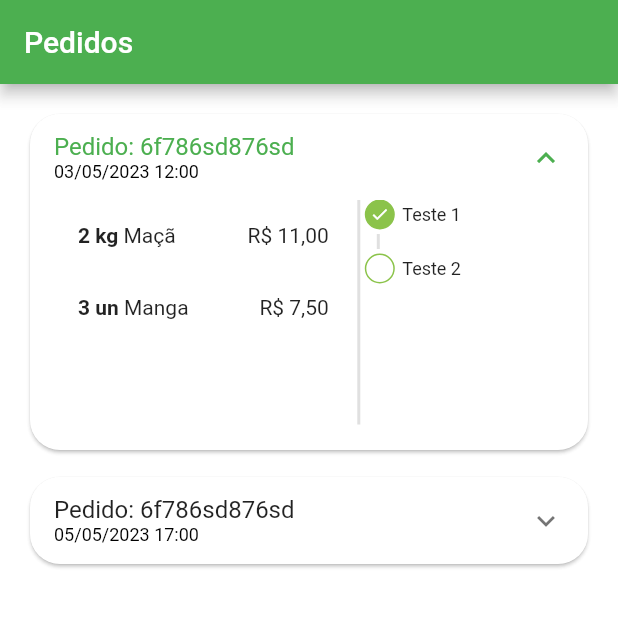
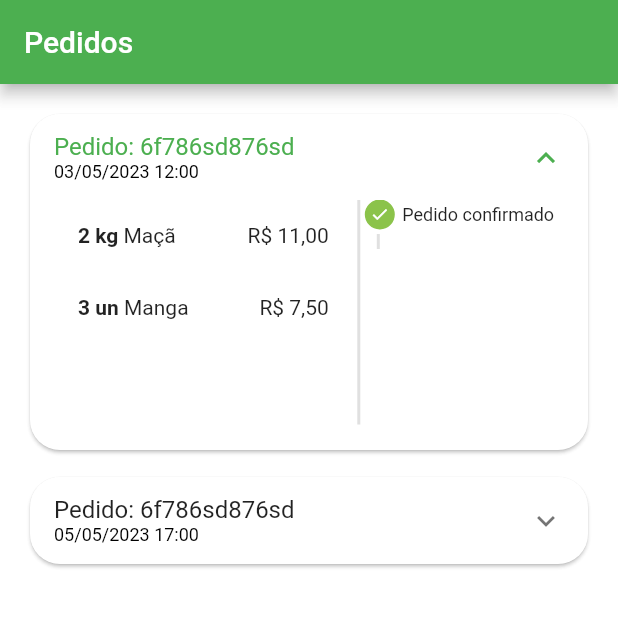
Before and after one commit to thomasbalmant/appQuitanda, a Flutter app: the OrdersTab screen opened directly, after a tap on an icon or button, on a phone screen of 412 x 824 dp, the top half of it. Run offline on Flutter 3.47's test engine with Material 2 defaults, Android fonts, the phone set to English and light mode, and no system bars; our stand-ins replace animated_text_kit, badges, mask_text_input_formatter.

Commit message:
order status

```diff
--- a/lib/src/config/app_data.dart
+++ b/lib/src/config/app_data.dart
@@ -112,7 +112,7 @@ List<OrderModel> orders = [
       CartItemModel(item: guava, quantity: 1),
     ],
     overdueDateTime: DateTime.parse('2023-05-05 18:00:00.232'),
-    status: 'pending_payment',
+    status: 'refunded',
     total: 11.5,
   ),
 ];
--- a/lib/src/pages/orders/components/order_status.dart
+++ b/lib/src/pages/orders/components/order_status.dart
@@ -5,7 +5,18 @@ class OrderStatusWidget extends StatelessWidget {
   final String status;
   final bool isOverdue;
 
-  const OrderStatusWidget({
+  final Map<String, int> allStatus = <String, int>{
+    'pending_payment': 0,
+    'refund': 1,
+    'paid': 2,
+    'preparing_purchase': 3,
+    'shipping': 4,
+    'delivered': 5,
+  };
+
+  int get currentStatus => allStatus[status]!;
+
+  OrderStatusWidget({
     super.key,
     required this.isOverdue,
     required this.status,
@@ -16,15 +27,24 @@ class OrderStatusWidget extends StatelessWidget {
     return Column(
       crossAxisAlignment: CrossAxisAlignment.start,
       children: [
-        _StatusDot(
+        const _StatusDot(
           isActive: true,
-          title: 'Teste 1',
+          title: 'Pedido confirmado',
         ),
         const _CustomDivider(),
-        _StatusDot(
-          isActive: false,
-          title: 'Teste 2',
-        ),
+        if (currentStatus == 1) ...[
+          const _StatusDot(
+            isActive: true,
+            title: 'Pix estornado',
+            backgroundColor: Colors.orange,
+          ),
+        ] else if (isOverdue) ...[
+          const _StatusDot(
+            isActive: true,
+            title: 'Pagemento Pix vencido',
+            backgroundColor: Colors.red,
+          ),
+        ]
       ],
     );
   }
@@ -50,11 +70,13 @@ class _CustomDivider extends StatelessWidget {
 class _StatusDot extends StatelessWidget {
   final bool isActive;
   final String title;
+  final Color? backgroundColor;
 
   const _StatusDot({
     super.key,
     required this.isActive,
     required this.title,
+    this.backgroundColor,
   });
 
   @override
@@ -71,8 +93,9 @@ class _StatusDot extends StatelessWidget {
             border: Border.all(
               color: CustomColors.customSwatchColor,
             ),
-            color:
-                isActive ? CustomColors.customSwatchColor : Colors.transparent,
+            color: isActive
+                ? backgroundColor ?? CustomColors.customSwatchColor
+                : Colors.transparent,
           ),
           child: isActive
               ? const Icon(
```
